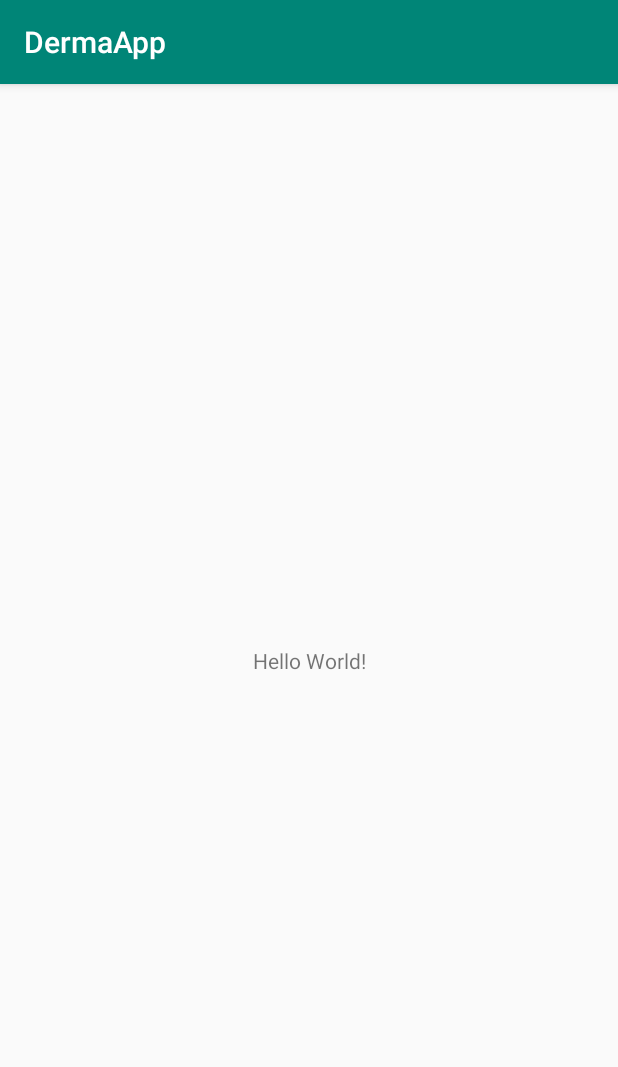
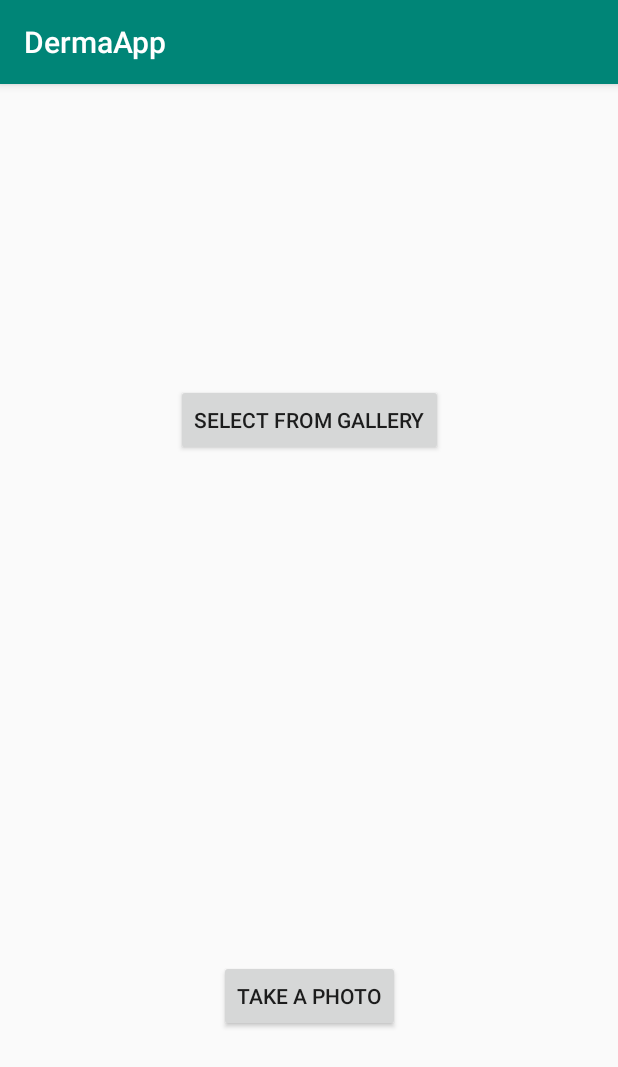
Before and after one commit to Harp0n/DermaApp, an Android app: the screen it shows after launch (MainActivity), on a phone screen of 412 x 824 dp. Shown: the top 1067 px of the screen. Run offline under Robolectric (Android 15) with nearby library versions, the phone set to English and light mode, and no system bars.

Commit message:
photo by camera or from gallery

```diff
--- a/DermaAppAndroid/app/build.gradle
+++ b/DermaAppAndroid/app/build.gradle
@@ -20,9 +20,12 @@ android {
 
 dependencies {
     implementation fileTree(dir: 'libs', include: ['*.jar'])
+    //noinspection GradleCompatible
     implementation 'com.android.support:appcompat-v7:28.0.0'
     implementation 'com.android.support.constraint:constraint-layout:1.1.3'
     testImplementation 'junit:junit:4.12'
     androidTestImplementation 'com.android.support.test:runner:1.0.2'
     androidTestImplementation 'com.android.support.test.espresso:espresso-core:3.0.2'
+    implementation "com.karumi:dexter:5.0.0"
+
 }
--- a/DermaAppAndroid/app/src/main/java/com/example/dermaapp/MainActivity.java
+++ b/DermaAppAndroid/app/src/main/java/com/example/dermaapp/MainActivity.java
@@ -1,13 +1,77 @@
 package com.example.dermaapp;
 
+import android.content.ComponentName;
+import android.content.Intent;
+import android.content.pm.PackageManager;
+import android.content.pm.ResolveInfo;
+import android.graphics.Bitmap;
+import android.net.Uri;
+import android.os.Build;
+import android.os.Parcelable;
+import android.provider.MediaStore;
+import android.support.design.widget.FloatingActionButton;
 import android.support.v7.app.AppCompatActivity;
 import android.os.Bundle;
+import android.support.v7.widget.Toolbar;
+import android.view.Menu;
+import android.view.MenuItem;
+import android.view.View;
+import android.widget.Button;
+import android.widget.ImageView;
+
+import java.io.File;
+import java.util.ArrayList;
+import java.util.List;
+
+import static android.media.MediaRecorder.VideoSource.CAMERA;
 
 public class MainActivity extends AppCompatActivity {
+
+    private Button buttonGallery;
+    private Button buttonPhoto;
+    private ImageView imageView;
 
     @Override
     protected void onCreate(Bundle savedInstanceState) {
         super.onCreate(savedInstanceState);
         setContentView(R.layout.activity_main);
+
+        buttonGallery = findViewById(R.id.buttonGalleryPicture);
+        buttonPhoto = findViewById(R.id.buttonCameraPhoto);
+        imageView = findViewById(R.id.imageView);
+
+        buttonGallery.setOnClickListener(new View.OnClickListener() {
+            @Override
+            public void onClick(View v) {
+                Intent pickPhoto = new Intent(Intent.ACTION_PICK,
+                        android.provider.MediaStore.Images.Media.EXTERNAL_CONTENT_URI);
+                startActivityForResult(pickPhoto, 1);//one can be replaced with any action code
+            }
+        });
+
+        buttonPhoto.setOnClickListener(new View.OnClickListener() {
+            @Override
+            public void onClick(View v) {
+                Intent takePicture = new Intent(MediaStore.ACTION_IMAGE_CAPTURE);
+                startActivityForResult(takePicture, 0);//zero can be replaced with any action code (called requestCode)
+            }
+        });
+
+
+    }
+
+    protected void onActivityResult(int requestCode, int resultCode, Intent imageReturnedIntent) {
+        super.onActivityResult(requestCode, resultCode, imageReturnedIntent);
+        switch (requestCode) {
+            case 0:
+            case 1:
+                if (resultCode == RESULT_OK) {
+                    Uri selectedImage = imageReturnedIntent.getData();
+                    File file = new File(selectedImage.getPath());
+                    imageView.setImageURI(selectedImage);
+                }
+
+                break;
+        }
     }
 }
--- a/DermaAppAndroid/app/src/main/res/layout/activity_main.xml
+++ b/DermaAppAndroid/app/src/main/res/layout/activity_main.xml
@@ -7,13 +7,32 @@
     android:layout_height="match_parent"
     tools:context=".MainActivity">
 
-    <TextView
+    <Button
+        android:id="@+id/buttonGalleryPicture"
         android:layout_width="wrap_content"
         android:layout_height="wrap_content"
-        android:text="Hello World!"
-        app:layout_constraintBottom_toBottomOf="parent"
-        app:layout_constraintLeft_toLeftOf="parent"
-        app:layout_constraintRight_toRightOf="parent"
+        android:layout_marginTop="200dp"
+        android:text="Select from gallery"
+        app:layout_constraintEnd_toEndOf="parent"
+        app:layout_constraintStart_toStartOf="parent"
         app:layout_constraintTop_toTopOf="parent" />
 
+    <Button
+        android:id="@+id/buttonCameraPhoto"
+        android:layout_width="wrap_content"
+        android:layout_height="wrap_content"
+        android:layout_marginTop="200dp"
+        android:text="Take a photo"
+        app:layout_constraintBottom_toBottomOf="parent"
+        app:layout_constraintEnd_toEndOf="parent"
+        app:layout_constraintStart_toStartOf="parent"
+        app:layout_constraintTop_toBottomOf="@+id/buttonGalleryPicture" />
+
+    <ImageView
+        android:id="@+id/imageView"
+        android:layout_width="wrap_content"
+        android:layout_height="wrap_content"
+        tools:layout_editor_absoluteX="126dp"
+        tools:layout_editor_absoluteY="29dp"
+        tools:ignore="MissingConstraints" />
 </android.support.constraint.ConstraintLayout>
```
Also changed, not shown: DermaAppAndroid/app/src/main/AndroidManifest.xml (+17 -1 lines).
